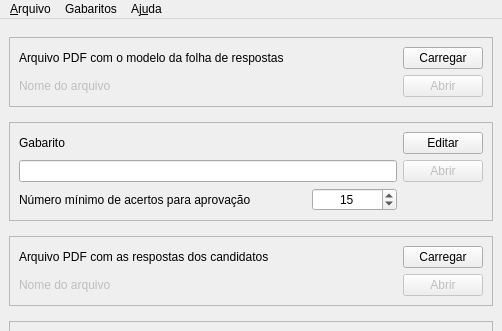
Old version of the form corretor/ui/form_main_window.ui in the repository luis-dafonseca/CorretorENA; both pictures show x 0 to 502 and y 0 to 331 of the 502 by 743 pixel window.
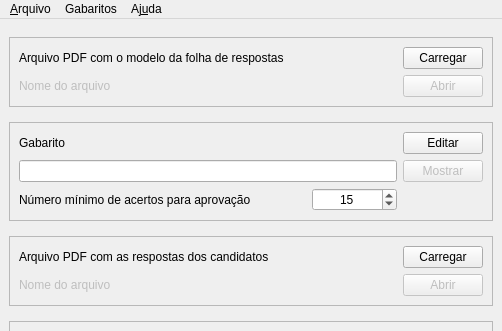
New version of the form.

```diff
--- a/corretor/ui/form_main_window.ui
+++ b/corretor/ui/form_main_window.ui
@@ -185,7 +185,7 @@
           <string>Exibe o gabarito na folha de respostas</string>
          </property>
          <property name="text">
-          <string>Abrir</string>
+          <string>Mostrar</string>
          </property>
          <property name="autoDefault">
           <bool>true</bool>
```
